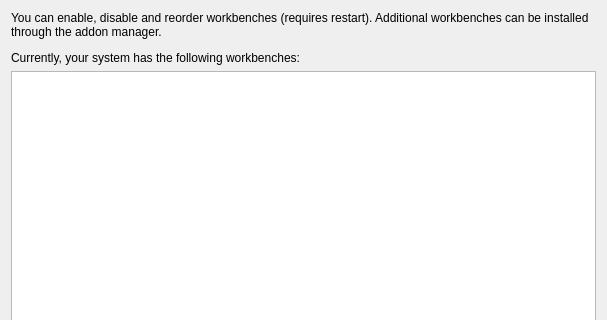
The window that src/Gui/DlgSettingsWorkbenches.ui (southseact-3d/fcd) describes before a commit, drawn with Qt 5; both pictures show x 0 to 607 and y 0 to 320 of the 607 by 859 pixel window.
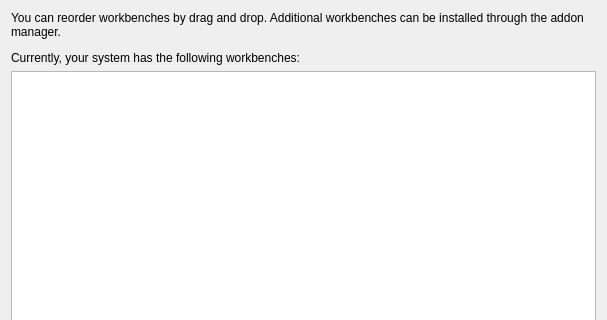
The same window after the commit. Custom widgets are drawn as their Qt base class.

Commit message: Pref: - add require-reboot capability to PreferencePage. - Implement this require-reboot in wb pref page

```diff
--- a/src/Gui/DlgSettingsWorkbenches.ui
+++ b/src/Gui/DlgSettingsWorkbenches.ui
@@ -29,7 +29,7 @@
       </size>
      </property>
      <property name="text">
-      <string>&lt;html&gt;&lt;head/&gt;&lt;body&gt;&lt;p&gt;You can enable, disable and reorder workbenches (requires restart). Additional workbenches can be installed through the addon manager.&lt;/p&gt;&lt;p&gt;
+      <string>&lt;html&gt;&lt;head/&gt;&lt;body&gt;&lt;p&gt;You can reorder workbenches by drag and drop. Additional workbenches can be installed through the addon manager.&lt;/p&gt;&lt;p&gt;
 Currently, your system has the following workbenches:&lt;/p&gt;&lt;/body&gt;&lt;/html&gt;</string>
      </property>
      <property name="wordWrap">
```
The commit also changes 8 other files.
